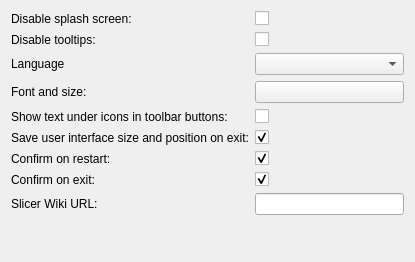
Slicer/SlicerGitSVNArchive, file Base/QTGUI/Resources/UI/qSlicerSettingsGeneralPanel.ui: the form before one commit.
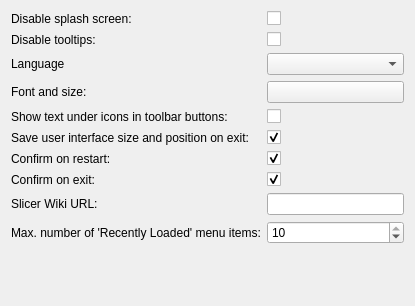
The form after the commit. Custom widgets are drawn as their Qt base class.

Commit message:
ENH: Adds 'Recently Loaded' File menu entry
This commit result from a collaborative work between Christopher Mullins
and Jean-Christophe Fillion-Robin.

See http://na-mic.org/Mantis/view.php?id=1669

Fixes #1669

The edit to the form file:
```diff
--- a/Base/QTGUI/Resources/UI/qSlicerSettingsGeneralPanel.ui
+++ b/Base/QTGUI/Resources/UI/qSlicerSettingsGeneralPanel.ui
@@ -7,7 +7,7 @@
     <x>0</x>
     <y>0</y>
     <width>415</width>
-    <height>262</height>
+    <height>306</height>
    </rect>
   </property>
   <property name="windowTitle">
@@ -137,6 +137,26 @@
      </property>
     </widget>
    </item>
+   <item row="11" column="1">
+    <widget class="QSpinBox" name="NumOfRecentlyLoadedFiles">
+     <property name="minimum">
+      <number>1</number>
+     </property>
+     <property name="maximum">
+      <number>10</number>
+     </property>
+     <property name="value">
+      <number>10</number>
+     </property>
+    </widget>
+   </item>
+   <item row="11" column="0">
+    <widget class="QLabel" name="NumOfRecentlyLoadedFilesLabel">
+     <property name="text">
+      <string>Max. number of 'Recently Loaded' menu items:</string>
+     </property>
+    </widget>
+   </item>
   </layout>
  </widget>
  <customwidgets>
```
Left out of the diff: 3 changed lines with no effect on the pictures. The commit also changes 8 other files.
